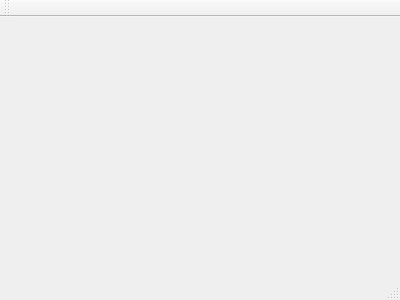
The window that mainwindow.ui (DecayFang/Counter) describes before a commit, drawn with Qt 5.
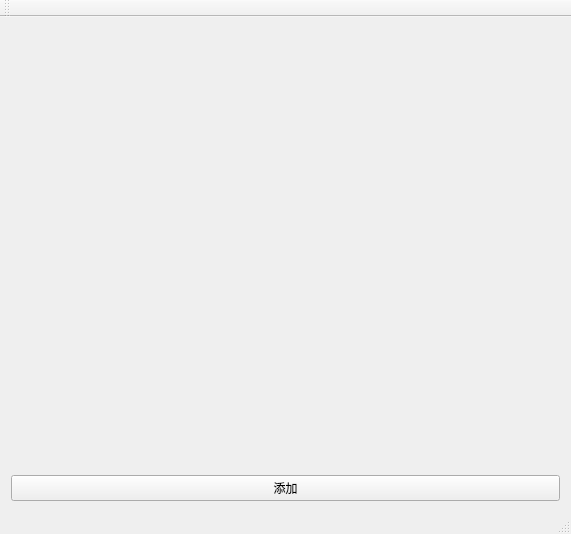
The same window after the commit.

Patch:
```diff
--- a/mainwindow.ui
+++ b/mainwindow.ui
@@ -1,24 +1,69 @@
 <ui version="4.0">
  <class>MainWindow</class>
- <widget class="QMainWindow" name="MainWindow" >
-  <property name="geometry" >
+ <widget class="QMainWindow" name="MainWindow">
+  <property name="geometry">
    <rect>
     <x>0</x>
     <y>0</y>
-    <width>400</width>
-    <height>300</height>
+    <width>571</width>
+    <height>534</height>
    </rect>
   </property>
   <property name="windowTitle" >
    <string>MainWindow</string>
   </property>
-  <widget class="QMenuBar" name="menuBar" />
-  <widget class="QToolBar" name="mainToolBar" />
-  <widget class="QWidget" name="centralWidget" />
-  <widget class="QStatusBar" name="statusBar" />
+  <widget class="QWidget" name="centralWidget">
+   <layout class="QGridLayout" name="gridLayout">
+    <item row="0" column="0">
+     <layout class="QVBoxLayout" name="verticalLayout">
+      <item>
+       <widget class="QScrollArea" name="scrollArea">
+        <property name="frameShape">
+         <enum>QFrame::NoFrame</enum>
+        </property>
+        <property name="frameShadow">
+         <enum>QFrame::Plain</enum>
+        </property>
+        <property name="verticalScrollBarPolicy">
+         <enum>Qt::ScrollBarAlwaysOff</enum>
+        </property>
+        <property name="widgetResizable">
+         <bool>true</bool>
+        </property>
+        <widget class="QWidget" name="scrollAreaWidgetContents">
+         <property name="geometry">
+          <rect>
+           <x>0</x>
+           <y>0</y>
+           <width>547</width>
+           <height>436</height>
+          </rect>
+         </property>
+        </widget>
+       </widget>
+      </item>
+      <item>
+       <widget class="QPushButton" name="AddButton">
+        <property name="text">
+         <string>添加</string>
+        </property>
+       </widget>
+      </item>
+     </layout>
+    </item>
+   </layout>
+  </widget>
+  <widget class="QToolBar" name="mainToolBar">
+   <attribute name="toolBarArea">
+    <enum>TopToolBarArea</enum>
+   </attribute>
+   <attribute name="toolBarBreak">
+    <bool>false</bool>
+   </attribute>
+  </widget>
+  <widget class="QStatusBar" name="statusBar"/>
  </widget>
- <layoutDefault spacing="6" margin="11" />
- <pixmapfunction></pixmapfunction>
+ <layoutdefault spacing="6" margin="11"/>
  <resources/>
  <connections/>
 </ui>
```
Left out of the diff: 3 changed lines with no effect on the pictures.
